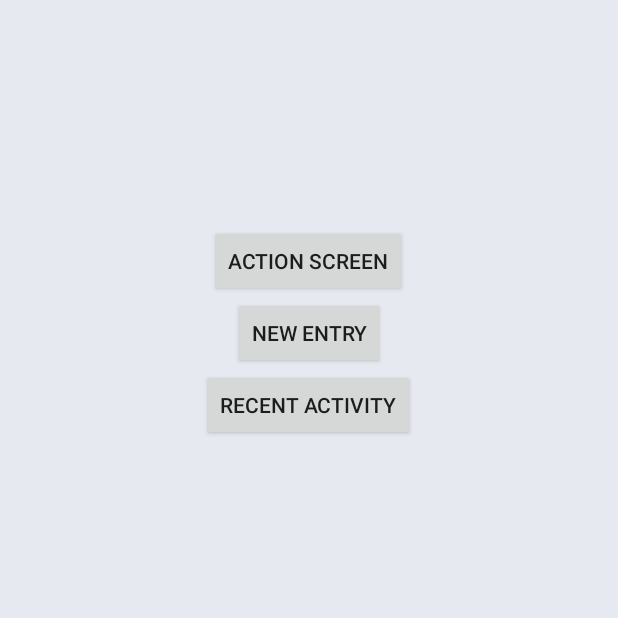
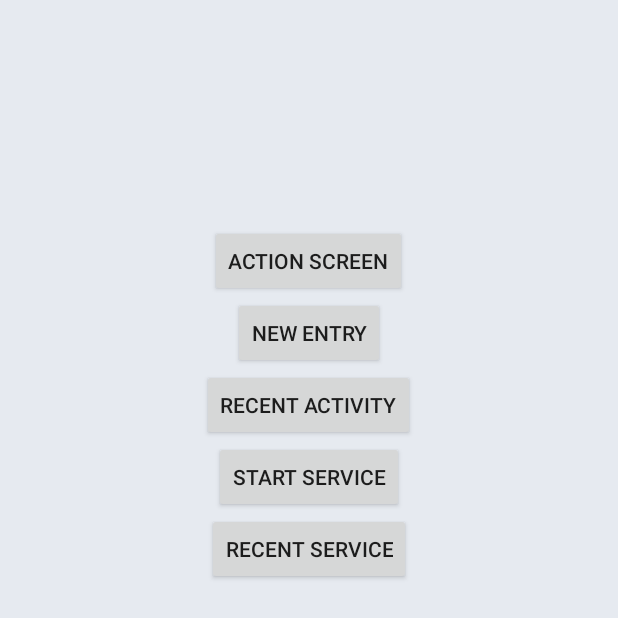
Before and after one commit to Medhavi-16/security_app, an Android app: the screen it shows after launch (MainActivity), on a phone screen of 412 x 824 dp. Shown: the top 618 px of the screen. Run offline under Robolectric (Android 15) with nearby library versions, the phone set to English and light mode, and no system bars; our stand-ins replace Firebase (no records; nobody signed in at launch, a user with empty details on screens opened directly); libraries missing offline, so code that uses them is left out: com.google.maps.errors.

Commit message:
background shake implemented

```diff
--- a/app/src/main/java/com/example/womensecurityapp/MainActivity.java
+++ b/app/src/main/java/com/example/womensecurityapp/MainActivity.java
@@ -16,10 +16,13 @@ import android.widget.Toast;
 
 import androidx.annotation.NonNull;
 import androidx.appcompat.app.AppCompatActivity;
+import androidx.core.content.ContextCompat;
 
 import com.example.womensecurityapp.model.location_model;
 import com.example.womensecurityapp.model.person_details;
 import com.example.womensecurityapp.model.person_info;
+import com.example.womensecurityapp.services.foreground_service;
+import com.example.womensecurityapp.services.shake_service;
 import com.google.android.gms.tasks.OnFailureListener;
 import com.google.android.gms.tasks.OnSuccessListener;
 import com.google.android.libraries.places.api.model.Place;
@@ -48,6 +51,30 @@ public class MainActivity extends AppCompatActivity {
     protected void onCreate(Bundle savedInstanceState) {
         super.onCreate(savedInstanceState);
         setContentView(R.layout.activity_main);
+
+        Button start_service=findViewById(R.id.main_start_service);
+        Button stop_service=findViewById(R.id.main_stop_service);
+
+        start_service.setOnClickListener(new View.OnClickListener() {
+            @Override
+            public void onClick(View v) {
+
+                Intent serviceIntent = new Intent(MainActivity.this, foreground_service.class);
+                serviceIntent.putExtra("inputExtra", "shake your phone to start the security service");
+
+                ContextCompat.startForegroundService(MainActivity.this, serviceIntent);
+            }
+        });
+        stop_service.setOnClickListener(new View.OnClickListener() {
+            @Override
+            public void onClick(View v) {
+
+                Intent serviceIntent = new Intent(MainActivity.this, foreground_service.class);
+                stopService(serviceIntent);
+            }
+        });
+
+
 
         // shared preference for info
         // it contains the basic info about the user
--- a/app/src/main/java/com/example/womensecurityapp/MapActivity.java
+++ b/app/src/main/java/com/example/womensecurityapp/MapActivity.java
@@ -1,6 +1,7 @@
 package com.example.womensecurityapp;
 
 import android.Manifest;
+import android.content.Intent;
 import android.content.pm.PackageManager;
 import android.location.Location;
 import android.os.Bundle;
@@ -15,6 +16,7 @@ import androidx.core.app.ActivityCompat;
 import androidx.core.content.ContextCompat;
 
 import com.example.womensecurityapp.model.location_model;
+import com.example.womensecurityapp.services.shake_service;
 import com.google.android.gms.location.FusedLocationProviderClient;
 import com.google.android.gms.location.LocationServices;
 import com.google.android.gms.maps.CameraUpdateFactory;
@@ -58,6 +60,8 @@ public class MapActivity extends AppCompatActivity implements OnMapReadyCallback
     protected void onCreate(Bundle savedInstanceState) {
         super.onCreate(savedInstanceState);
         setContentView(R.layout.activity_map);
+
+
 
         getLocationPermission();
 
--- /dev/null
+++ b/app/src/main/java/com/example/womensecurityapp/services/App.java
@@ -0,0 +1,31 @@
+package com.example.womensecurityapp.services;
+
+import android.app.Application;
+import android.app.NotificationChannel;
+import android.app.NotificationManager;
+import android.os.Build;
+
+public class App extends Application {
+
+    public static final String CHANNEL_ID = "exampleServiceChannel";
+
+    @Override
+    public void onCreate() {
+        super.onCreate();
+
+        createNotificationChannel();
+    }
+
+    private void createNotificationChannel() {
+        if (Build.VERSION.SDK_INT >= Build.VERSION_CODES.O) {
+            NotificationChannel serviceChannel = new NotificationChannel(
+                    CHANNEL_ID,
+                    "Women Security Running in Background",
+                    NotificationManager.IMPORTANCE_DEFAULT
+            );
+
+            NotificationManager manager = getSystemService(NotificationManager.class);
+            manager.createNotificationChannel(serviceChannel);
+        }
+    }
+}
--- a/app/src/main/res/layout/activity_main.xml
+++ b/app/src/main/res/layout/activity_main.xml
@@ -32,8 +32,21 @@
         android:layout_gravity="center"
         android:id="@+id/main_recent_activity"
         android:text="Recent activity">
+    </Button>
 
-
+    <Button
+        android:layout_width="wrap_content"
+        android:layout_height="wrap_content"
+        android:layout_gravity="center"
+        android:id="@+id/main_start_service"
+        android:text="start service">
+    </Button>
+    <Button
+        android:layout_width="wrap_content"
+        android:layout_height="wrap_content"
+        android:layout_gravity="center"
+        android:id="@+id/main_stop_service"
+        android:text="Recent service">
     </Button>
 
 </LinearLayout>
```
Also changed, not shown: app/src/main/AndroidManifest.xml (+6 -1 lines), app/src/main/java/com/example/womensecurityapp/services/foreground_service.java (added, +56 -0 lines), app/src/main/java/com/example/womensecurityapp/services/shake_service.java (added, +87 -0 lines).
